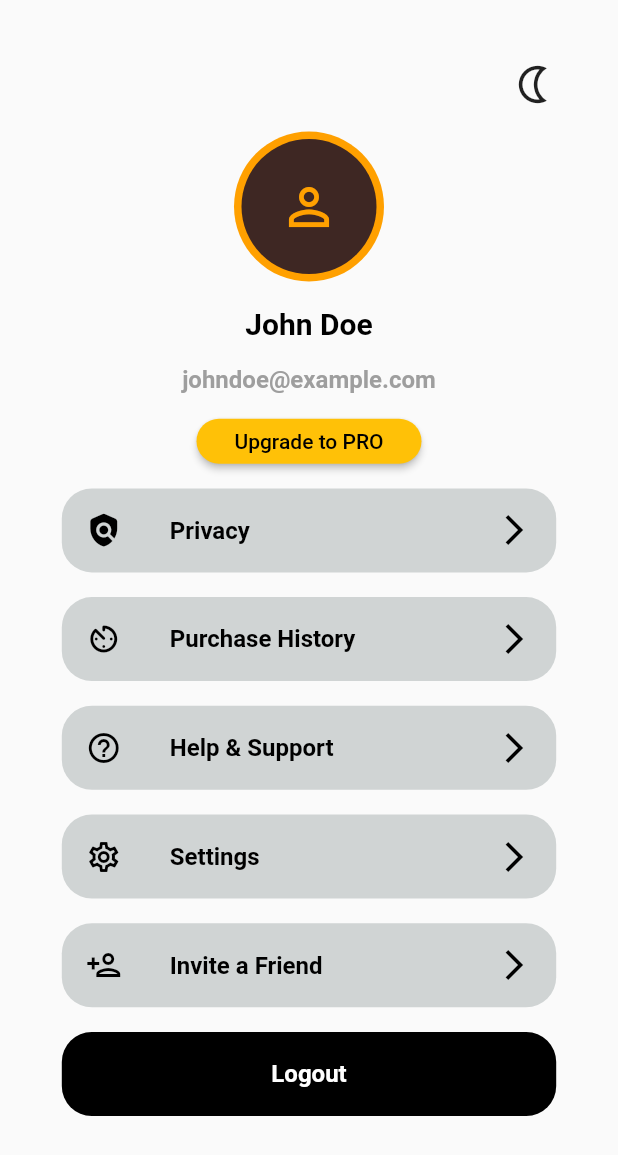
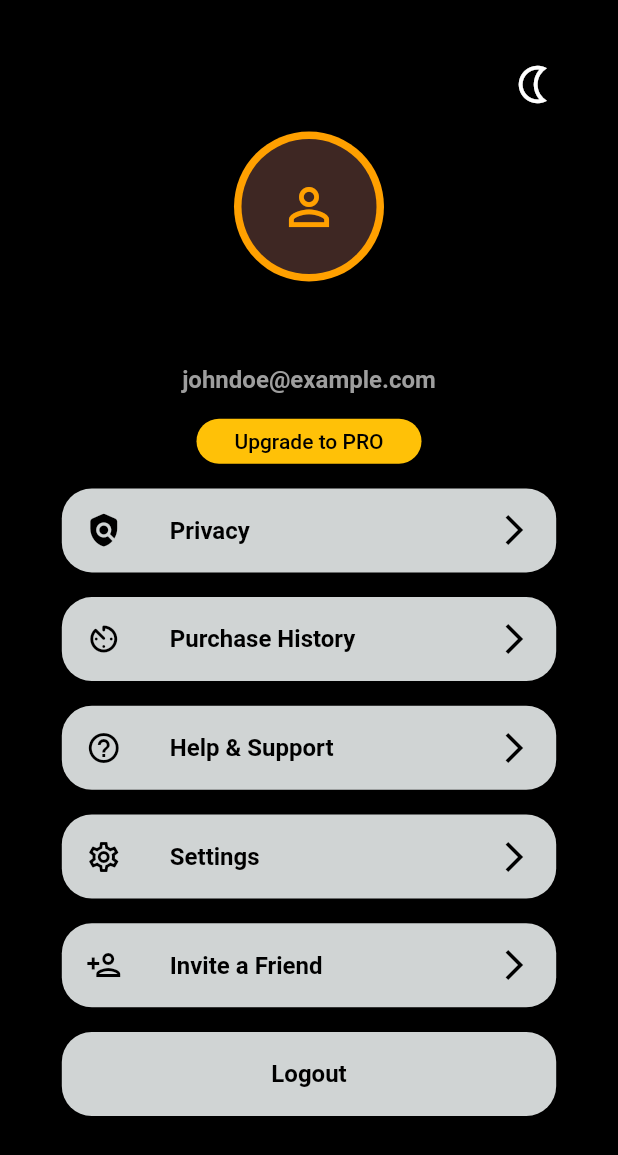
Before and after one commit to AbdulRehman-002/xgrid_test, a Flutter app: the screen it shows after launch, on a phone screen of 412 x 824 dp. Shown: the top 1155 px of the screen. Run offline on Flutter 3.47's test engine with Material 2 defaults, Android fonts, the light colour scheme and no system bars; missing offline and left inert: day_night_switcher.

Commit message:
first commit

```diff
--- a/lib/main.dart
+++ b/lib/main.dart
@@ -49,6 +49,7 @@ class _MyHomePageState extends State<MyHomePage> {
   Widget build(BuildContext context) {
     return SafeArea(
       child: Scaffold(
+        backgroundColor: isDarkModeEnabled ? Colors.white : Colors.black,
         body: Padding(
           padding: EdgeInsets.symmetric(
               vertical: height(context) * 0.05,
@@ -67,9 +68,11 @@ class _MyHomePageState extends State<MyHomePage> {
                             isDarkModeEnabled = !isDarkModeEnabled;
                           });
                         },
-                        child: const Icon(
+                        child: Icon(
                           Icons.nightlight_outlined,
                           size: 30,
+                          color:
+                              isDarkModeEnabled ? Colors.black : Colors.white,
                         ),
                       ),
                     ],
@@ -177,13 +180,18 @@ class _MyHomePageState extends State<MyHomePage> {
                   Container(
                     decoration: BoxDecoration(
                         borderRadius: BorderRadius.circular(20),
-                        color: Colors.black),
-                    child: const ListTile(
+                        color: isDarkModeEnabled
+                            ? Colors.black
+                            : Color.fromARGB(255, 208, 212, 212)),
+                    child: ListTile(
                       title: Center(
                         child: Text(
                           "Logout",
-                          style: const TextStyle(
-                              color: Colors.white, fontWeight: FontWeight.bold),
+                          style: TextStyle(
+                              color: isDarkModeEnabled
+                                  ? Colors.white
+                                  : Colors.black,
+                              fontWeight: FontWeight.bold),
                         ),
                       ),
                     ),
```
Also changed, not shown: dark_mode_screen.PNG (added).
